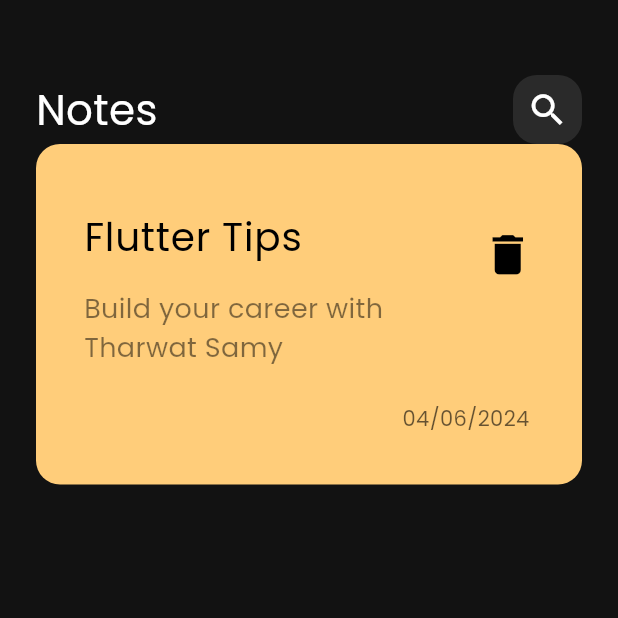
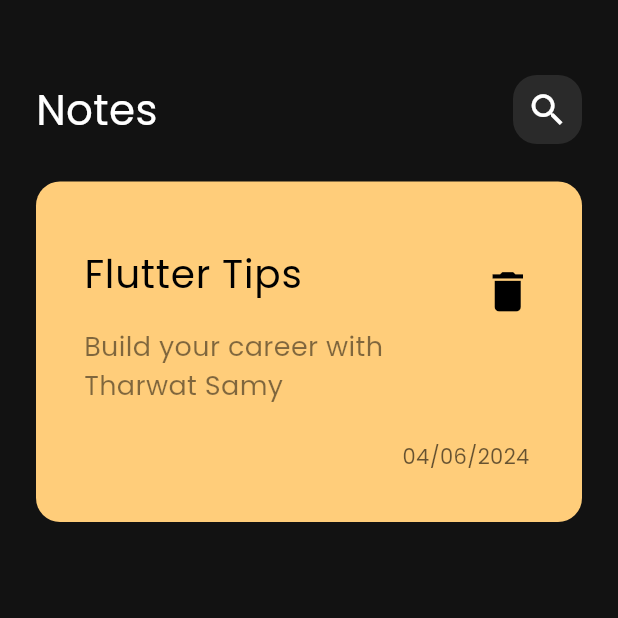
Before and after one commit to 0omarahmed73/notes_app, a Flutter app: the screen it shows after launch, on a phone screen of 412 x 824 dp, the top half of it. Run offline on Flutter 3.47's test engine with Material 3 defaults, Android fonts, the phone set to English and light mode, and no system bars.

Commit message:
refactor: update custom app bar layout and styling

```diff
--- a/lib/widgets/custom_app_bar.dart
+++ b/lib/widgets/custom_app_bar.dart
@@ -6,7 +6,9 @@ class CustomAppBar extends StatelessWidget {
 
   @override
   Widget build(BuildContext context) {
-    return const Row(
+    return Padding(
+      padding: const EdgeInsets.only(bottom: 25.0),
+      child: const Row(
         mainAxisAlignment: MainAxisAlignment.spaceBetween,
         children: [
           Text(
@@ -17,6 +19,7 @@ class CustomAppBar extends StatelessWidget {
           ),
           CustomSearchIcon()
         ],
+      ),
     );
   }
 }
```
Lines whose indentation alone changed are shown as unchanged.
